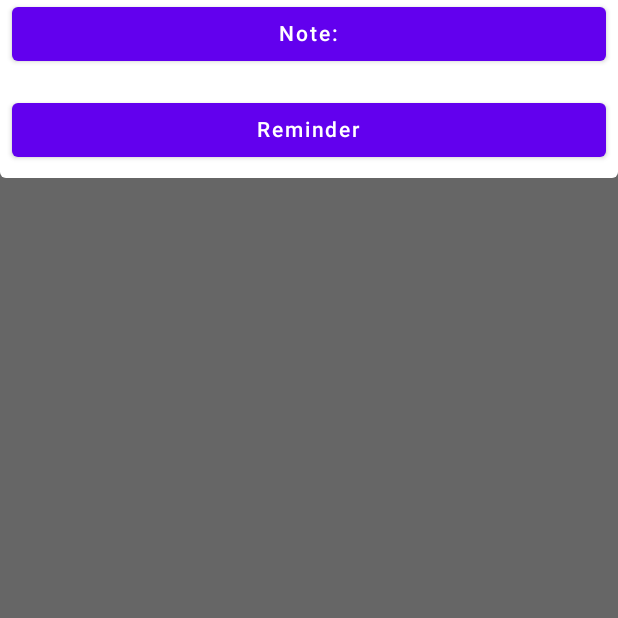
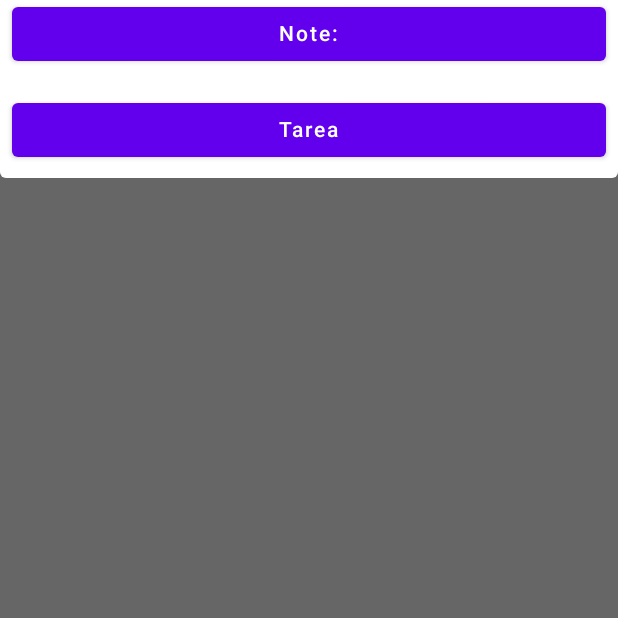
Before and after one commit to DT3264/ProyectoFinalAndroid, an Android app built with Jetpack Compose: the composable MuestraDialogAgregar shown on its own in the app's theme, on a phone screen of 412 x 824 dp, the part 618-1236 px from its top. Run offline under Robolectric (Android 15) with nearby library versions, the phone set to English and light mode, and no system bars; our stand-ins replace livedata-compose.

Commit message:
Agregado scroll a la lista de notas

```diff
--- a/app/src/main/java/com/dcerna/proyectofinal/ui/screens/NotesScreen.kt
+++ b/app/src/main/java/com/dcerna/proyectofinal/ui/screens/NotesScreen.kt
@@ -2,9 +2,12 @@ package com.dcerna.proyectofinal.ui.screens
 
 import android.content.Context
 import androidx.compose.foundation.clickable
+import androidx.compose.foundation.gestures.scrollable
 import androidx.compose.foundation.layout.*
+import androidx.compose.foundation.rememberScrollState
 import androidx.compose.foundation.text.KeyboardActions
 import androidx.compose.foundation.text.KeyboardOptions
+import androidx.compose.foundation.verticalScroll
 import androidx.compose.material.*
 import androidx.compose.material.icons.Icons
 import androidx.compose.material.icons.filled.Add
@@ -92,7 +95,7 @@ fun NotesScreen(navController: NavController) {
 
         Column {
             SearchView(query)
-            Column() {
+            Column(modifier = Modifier.verticalScroll(rememberScrollState(0))) {
                 notas?.forEach { n -> GetNota(n, navController, context) }
             }
         }
@@ -190,7 +193,7 @@ fun MuestraDialogAgregar(dialogState: MutableState<Boolean>, navController: NavC
                         navController.navigate(route = "noteDetails/$idNuevaNota")
                     }
                 ) {
-                    Text(stringResource(R.string.REMINDER))
+                    Text(stringResource(R.string.TASK))
                 }
             }
         }
```
